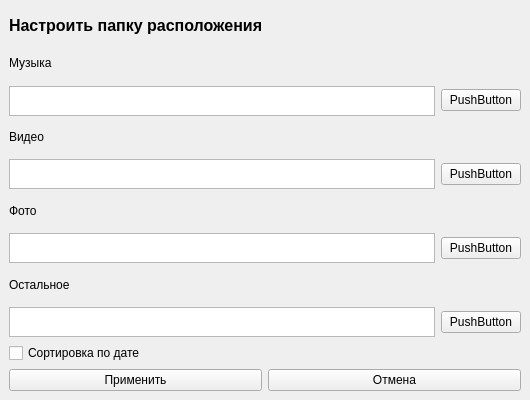
First picture: the form in ui/folderselect.ui, repository USATU-Project/DesktopHelper, before the edit.
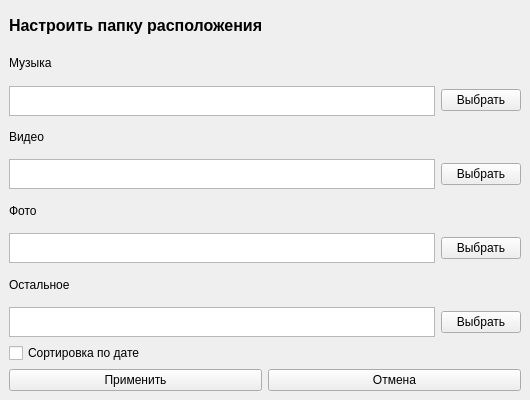
Second picture: the form after the edit.

Patch:
```diff
--- a/ui/folderselect.ui
+++ b/ui/folderselect.ui
@@ -65,7 +65,7 @@
       <item>
        <widget class="QPushButton" name="music_button">
         <property name="text">
-         <string>PushButton</string>
+         <string>Выбрать</string>
         </property>
        </widget>
       </item>
@@ -105,7 +105,7 @@
       <item>
        <widget class="QPushButton" name="video_button">
         <property name="text">
-         <string>PushButton</string>
+         <string>Выбрать</string>
         </property>
        </widget>
       </item>
@@ -145,7 +145,7 @@
       <item>
        <widget class="QPushButton" name="photo_button">
         <property name="text">
-         <string>PushButton</string>
+         <string>Выбрать</string>
         </property>
        </widget>
       </item>
@@ -185,7 +185,7 @@
       <item>
        <widget class="QPushButton" name="other_button">
         <property name="text">
-         <string>PushButton</string>
+         <string>Выбрать</string>
         </property>
        </widget>
       </item>
```
Left out of the diff: 2 changed lines with no effect on the pictures.
